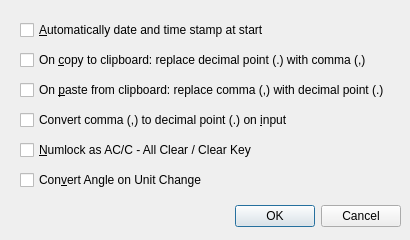
Old version of the form vicalc/ui/options_dialog.ui in the repository Kudaschov/ViCalc.
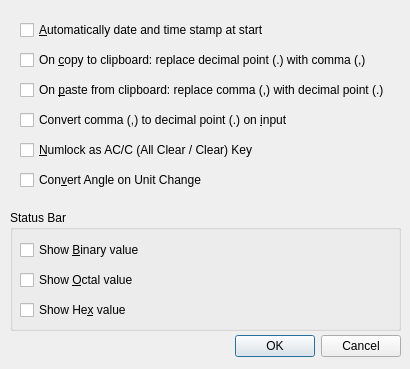
New version of the form.

Commit message: display binary, octal, and hex values in status bar

What changed in the file:
```diff
--- a/vicalc/ui/options_dialog.ui
+++ b/vicalc/ui/options_dialog.ui
@@ -7,7 +7,7 @@
     <x>0</x>
     <y>0</y>
     <width>410</width>
-    <height>240</height>
+    <height>369</height>
    </rect>
   </property>
   <property name="windowTitle">
@@ -17,7 +17,7 @@
    <property name="geometry">
     <rect>
      <x>10</x>
-     <y>200</y>
+     <y>330</y>
      <width>391</width>
      <height>32</height>
     </rect>
@@ -91,7 +91,7 @@
     </rect>
    </property>
    <property name="text">
-    <string>&amp;Numlock as AC/C - All Clear / Clear Key</string>
+    <string>&amp;Numlock as AC/C (All Clear / Clear) Key</string>
    </property>
   </widget>
   <widget class="QCheckBox" name="convertAngleCheckBox">
@@ -113,6 +113,61 @@
     <string>Con&amp;vert Angle on Unit Change</string>
    </property>
   </widget>
+  <widget class="QGroupBox" name="groupBox">
+   <property name="geometry">
+    <rect>
+     <x>10</x>
+     <y>210</y>
+     <width>391</width>
+     <height>121</height>
+    </rect>
+   </property>
+   <property name="locale">
+    <locale language="English" country="Germany"/>
+   </property>
+   <property name="title">
+    <string>Status Bar</string>
+   </property>
+   <widget class="QCheckBox" name="showBinaryValueCheckBox">
+    <property name="geometry">
+     <rect>
+      <x>10</x>
+      <y>30</y>
+      <width>181</width>
+      <height>20</height>
+     </rect>
+    </property>
+    <property name="text">
+     <string>Show &amp;Binary value</string>
+    </property>
+   </widget>
+   <widget class="QCheckBox" name="showOctalValueCheckBox">
+    <property name="geometry">
+     <rect>
+      <x>10</x>
+      <y>60</y>
+      <width>181</width>
+      <height>20</height>
+     </rect>
+    </property>
+    <property name="text">
+     <string>Show &amp;Octal value</string>
+    </property>
+   </widget>
+   <widget class="QCheckBox" name="showHexValueCheckBox">
+    <property name="geometry">
+     <rect>
+      <x>10</x>
+      <y>90</y>
+      <width>181</width>
+      <height>20</height>
+     </rect>
+    </property>
+    <property name="text">
+     <string>Show He&amp;x value</string>
+    </property>
+   </widget>
+  </widget>
  </widget>
  <resources/>
  <connections>
```
The commit also changes 7 other files.
